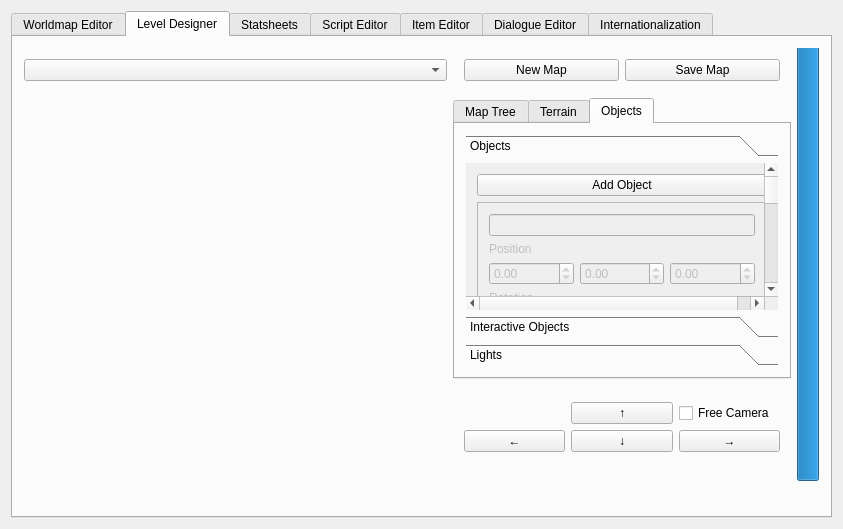
The window that game_editor/mainwindow.ui (Plaristote/fallout-equestria) describes before a commit, drawn with Qt 5.
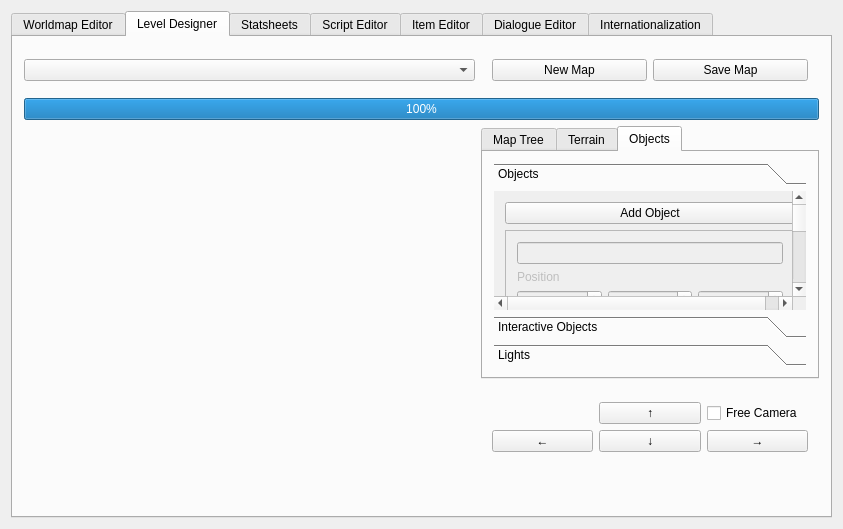
The same window after the commit. The open tabs and pages were chosen to show the change. Custom widgets are drawn as their Qt base class.

What changed in the file:
```diff
--- a/game_editor/mainwindow.ui
+++ b/game_editor/mainwindow.ui
@@ -41,7 +41,7 @@
         <string>Level Designer</string>
        </attribute>
        <layout class="QGridLayout" name="gridLayout_4">
-        <item row="3" column="2">
+        <item row="4" column="2">
          <widget class="QWidget" name="widget_2" native="true">
           <layout class="QGridLayout" name="gridLayout_16">
            <item row="1" column="0">
@@ -85,7 +85,7 @@
           </layout>
          </widget>
         </item>
-        <item row="1" column="2">
+        <item row="2" column="2">
          <widget class="QWidget" name="widget_4" native="true">
           <property name="sizePolicy">
            <sizepolicy hsizetype="Maximum" vsizetype="Preferred">
@@ -460,7 +460,7 @@
                   <property name="geometry">
                    <rect>
                     <x>0</x>
-                    <y>-174</y>
+                    <y>0</y>
                     <width>282</width>
                     <height>515</height>
                    </rect>
@@ -1311,28 +1311,6 @@
           </layout>
          </widget>
         </item>
-        <item row="0" column="3" rowspan="7">
-         <widget class="QProgressBar" name="progressBar">
-          <property name="enabled">
-           <bool>true</bool>
-          </property>
-          <property name="value">
-           <number>100</number>
-          </property>
-          <property name="textVisible">
-           <bool>true</bool>
-          </property>
-          <property name="orientation">
-           <enum>Qt::Vertical</enum>
-          </property>
-          <property name="invertedAppearance">
-           <bool>false</bool>
-          </property>
-          <property name="format">
-           <string>%p%</string>
-          </property>
-         </widget>
-        </item>
         <item row="0" column="2">
          <widget class="QWidget" name="widget_3" native="true">
           <layout class="QHBoxLayout" name="horizontalLayout">
@@ -1353,7 +1331,7 @@
           </layout>
          </widget>
         </item>
-        <item row="1" column="1" rowspan="10">
+        <item row="2" column="1" rowspan="10">
          <widget class="QPandaWidget" name="widget" native="true">
           <property name="sizePolicy">
            <sizepolicy hsizetype="Expanding" vsizetype="Expanding">
@@ -1373,6 +1351,28 @@
         <item row="0" column="1">
          <widget class="QComboBox" name="listMap"/>
         </item>
+        <item row="1" column="1" colspan="2">
+         <widget class="QProgressBar" name="progressBar">
+          <property name="enabled">
+           <bool>true</bool>
+          </property>
+          <property name="value">
+           <number>100</number>
+          </property>
+          <property name="textVisible">
+           <bool>true</bool>
+          </property>
+          <property name="orientation">
+           <enum>Qt::Horizontal</enum>
+          </property>
+          <property name="invertedAppearance">
+           <bool>false</bool>
+          </property>
+          <property name="format">
+           <string>%p%</string>
+          </property>
+         </widget>
+        </item>
        </layout>
       </widget>
       <widget class="QWidget" name="tabStatsheets">
```
